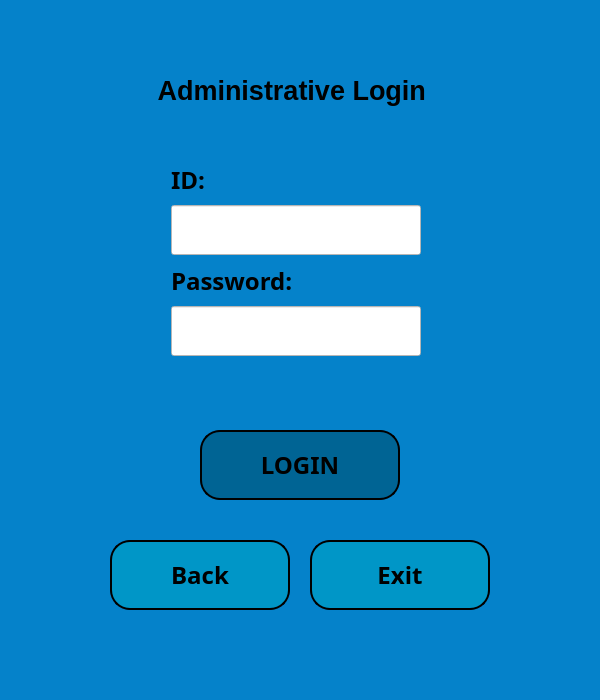
The window that admin_window.ui (melikkekaya/BankingApp_SQL) describes before a commit, drawn with Qt 5.
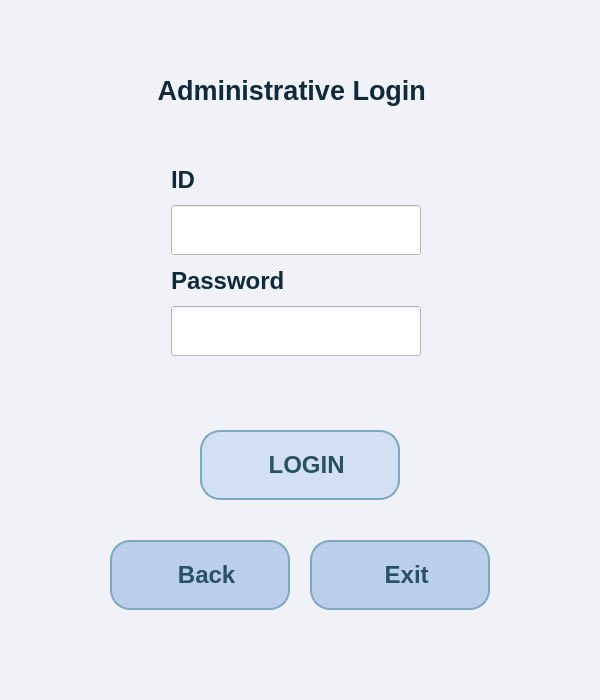
The same window after the commit. Icons and pictures are not drawn.

The edit to the form file:
```diff
--- a/admin_window.ui
+++ b/admin_window.ui
@@ -26,7 +26,7 @@
    <string>Admin Window</string>
   </property>
   <property name="styleSheet">
-   <string notr="true">background-color: rgb(5, 130, 202);
+   <string notr="true">background-color: rgb(241, 242, 248);
 </string>
   </property>
   <widget class="QWidget" name="centralwidget">
@@ -41,12 +41,15 @@
     </property>
     <property name="font">
      <font>
-      <family>MS Shell Dlg 2</family>
+      <family>Arial</family>
       <pointsize>20</pointsize>
       <weight>75</weight>
       <bold>true</bold>
      </font>
     </property>
+    <property name="styleSheet">
+     <string notr="true">color: rgb(15, 42, 57);</string>
+    </property>
     <property name="text">
      <string>Administrative Login </string>
     </property>
@@ -65,7 +68,7 @@
     </property>
     <property name="font">
      <font>
-      <family>Bahnschrift SemiBold</family>
+      <family>Arial</family>
       <pointsize>18</pointsize>
       <weight>75</weight>
       <bold>true</bold>
@@ -73,19 +76,29 @@
     </property>
     <property name="styleSheet">
      <string notr="true">QPushButton{
-	background-color: rgb(0, 100, 148);
-
-border:2px solid rgb(0, 150, 199);
-border-radius:20px;
-border-color:black;
+color: rgb(39, 82, 97);
+background-color: rgb(211, 224, 243);
+border:2px solid rgb(123, 169, 191);
+border-radius:20px
 }
+
 QPushButton:hover {
      background-color: rgb(202, 240, 248);
      border:2px solid rgb(0, 150, 199);
 }</string>
     </property>
     <property name="text">
-     <string>LOGIN</string>
+     <string>  LOGIN</string>
+    </property>
+    <property name="icon">
+     <iconset>
+      <normaloff>icons/password.png</normaloff>icons/password.png</iconset>
+    </property>
+    <property name="iconSize">
+     <size>
+      <width>50</width>
+      <height>50</height>
+     </size>
     </property>
    </widget>
    <widget class="QPushButton" name="adminwdw_btn_returnmain">
@@ -105,31 +118,38 @@
     </property>
     <property name="font">
      <font>
-      <family>Bahnschrift SemiBold</family>
+      <family>Arial</family>
       <pointsize>18</pointsize>
       <weight>75</weight>
       <bold>true</bold>
      </font>
     </property>
     <property name="styleSheet">
-     <string notr="true">QPushButton {
-background-color: rgb(0, 150, 199);
-   border-color: rgb(66, 167, 255);
-   border-bottom-color: rgb(255, 255, 255);
-   border:2px solid rgb(202, 240, 248);
-   border-radius:20px;
-   border-color: black;
+     <string notr="true">QPushButton{
+color: rgb(39, 82, 97);
+background-color: rgb(187, 207, 237);
+border:2px solid rgb(123, 169, 191);
+border-radius:20px
 }
 
 QPushButton:hover {
      background-color: rgb(202, 240, 248);
      border:2px solid rgb(202, 240, 248);
 }
-    
    </string>
     </property>
     <property name="text">
-     <string>Back</string>
+     <string>  Back</string>
+    </property>
+    <property name="icon">
+     <iconset>
+      <normaloff>icons/back-arrow.png</normaloff>icons/back-arrow.png</iconset>
+    </property>
+    <property name="iconSize">
+     <size>
+      <width>40</width>
+      <height>40</height>
+     </size>
     </property>
    </widget>
    <widget class="QPushButton" name="adminwdw_btn_exit">
@@ -143,31 +163,37 @@
     </property>
     <property name="font">
      <font>
-      <family>Bahnschrift SemiBold</family>
+      <family>Arial</family>
       <pointsize>18</pointsize>
       <weight>75</weight>
       <bold>true</bold>
      </font>
     </property>
     <property name="styleSheet">
-     <string notr="true">QPushButton {
-background-color: rgb(0, 150, 199);
-   border-color: rgb(66, 167, 255);
-   border-bottom-color: rgb(255, 255, 255);
-   border:2px solid rgb(202, 240, 248);
-   border-radius:20px;
-   border-color: black;
+     <string notr="true">QPushButton{
+color: rgb(39, 82, 97);
+background-color: rgb(187, 207, 237);
+border:2px solid rgb(123, 169, 191);
+border-radius:20px
 }
 
 QPushButton:hover {
-     background-color: rgb(202, 240, 248);
-     border:2px solid rgb(202, 240, 248);
-}
-    
-   </string>
+     background-color: rgb(225, 229, 241);
+     border:2px solid rgb(196, 218, 245);
+}</string>
     </property>
     <property name="text">
-     <string>Exit</string>
+     <string>  Exit</string>
+    </property>
+    <property name="icon">
+     <iconset>
+      <normaloff>icons/log-out.png</normaloff>icons/log-out.png</iconset>
+    </property>
+    <property name="iconSize">
+     <size>
+      <width>40</width>
+      <height>40</height>
+     </size>
     </property>
    </widget>
    <widget class="QWidget" name="layoutWidget">
@@ -184,14 +210,17 @@
       <widget class="QLabel" name="adminwdw_lbl_ADid">
        <property name="font">
         <font>
-         <family>Bahnschrift SemiBold</family>
+         <family>Arial</family>
          <pointsize>18</pointsize>
          <weight>75</weight>
          <bold>true</bold>
         </font>
        </property>
+       <property name="styleSheet">
+        <string notr="true">color: rgb(15, 42, 57);</string>
+       </property>
        <property name="text">
-        <string>ID:</string>
+        <string>ID</string>
        </property>
       </widget>
      </item>
@@ -209,6 +238,11 @@
          <height>50</height>
         </size>
        </property>
+       <property name="font">
+        <font>
+         <family>Arial</family>
+        </font>
+       </property>
        <property name="styleSheet">
         <string notr="true">background-color: rgb(255, 255, 255);</string>
        </property>
@@ -218,14 +252,17 @@
       <widget class="QLabel" name="adminwdw_lbl_ADpassword">
        <property name="font">
         <font>
-         <family>Bahnschrift SemiBold</family>
+         <family>Arial</family>
          <pointsize>18</pointsize>
          <weight>75</weight>
          <bold>true</bold>
         </font>
        </property>
+       <property name="styleSheet">
+        <string notr="true">color: rgb(15, 42, 57);</string>
+       </property>
        <property name="text">
-        <string>Password:</string>
+        <string>Password</string>
        </property>
       </widget>
      </item>
@@ -243,6 +280,11 @@
          <height>50</height>
         </size>
        </property>
+       <property name="font">
+        <font>
+         <family>Arial</family>
+        </font>
+       </property>
        <property name="styleSheet">
         <string notr="true">background-color: rgb(255, 255, 255);</string>
        </property>
@@ -253,6 +295,11 @@
      </item>
      <item>
       <widget class="QLabel" name="adminwdw_lbl_warning">
+       <property name="font">
+        <font>
+         <family>Arial</family>
+        </font>
+       </property>
        <property name="styleSheet">
         <string notr="true">color: rgb(255, 38, 0);</string>
        </property>
```
Left out of the diff: 10 changed lines with no effect on the pictures.
